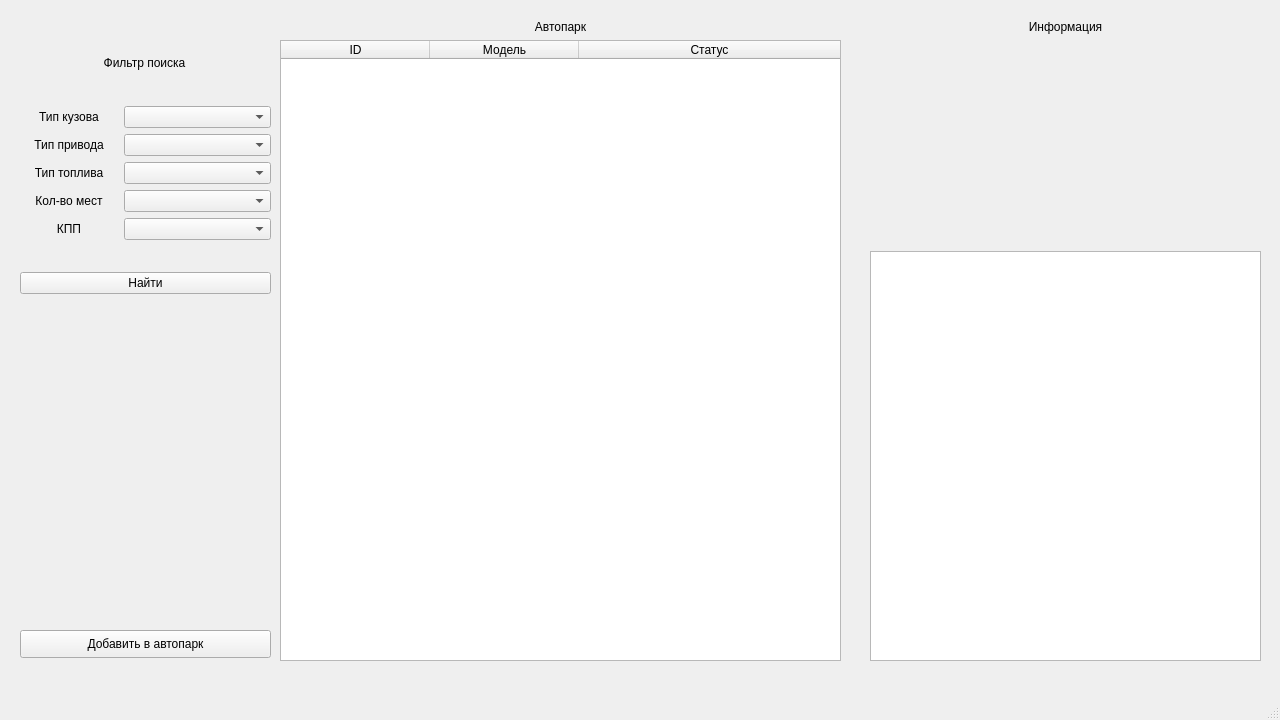
Before: the Qt Designer form app/xml/main_window.ui in dvraklanov/RentaCar, drawn with Qt 5.
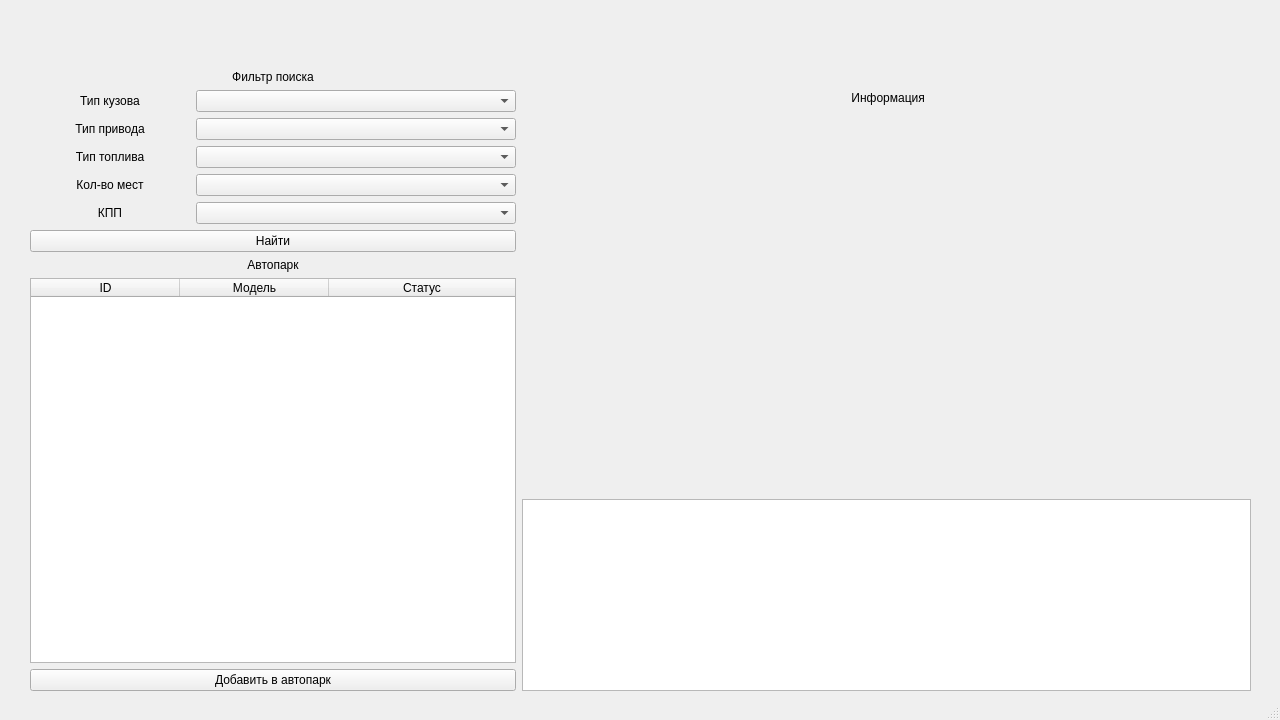
After: the same form once the commit is applied.

The edit to the form file:
```diff
--- a/app/xml/main_window.ui
+++ b/app/xml/main_window.ui
@@ -10,34 +10,147 @@
     <height>720</height>
    </rect>
   </property>
+  <property name="minimumSize">
+   <size>
+    <width>1280</width>
+    <height>720</height>
+   </size>
+  </property>
+  <property name="maximumSize">
+   <size>
+    <width>1280</width>
+    <height>720</height>
+   </size>
+  </property>
   <property name="windowTitle">
    <string>MainWindow</string>
   </property>
   <widget class="QWidget" name="centralwidget">
-   <widget class="QWidget" name="verticalLayoutWidget_2">
+   <widget class="QWidget" name="horizontalLayoutWidget">
     <property name="geometry">
      <rect>
-      <x>280</x>
-      <y>20</y>
-      <width>561</width>
-      <height>641</height>
+      <x>30</x>
+      <y>70</y>
+      <width>1221</width>
+      <height>621</height>
      </rect>
     </property>
-    <layout class="QVBoxLayout" name="verticalLayout_2">
+    <layout class="QHBoxLayout" name="horizontalLayout" stretch="6,9">
      <item>
-      <widget class="QLabel" name="label">
+      <layout class="QGridLayout" name="gridLayout_2">
+       <item row="0" column="0">
+        <widget class="QLabel" name="label_10">
        <property name="styleSheet">
         <string notr="true">font: 14pt &quot;Segoe UI&quot;;</string>
        </property>
        <property name="text">
-        <string>Автопарк</string>
+          <string>Фильтр поиска</string>
        </property>
        <property name="alignment">
         <set>Qt::AlignCenter</set>
        </property>
       </widget>
      </item>
+       <item row="1" column="0">
+        <layout class="QGridLayout" name="gridLayout" columnstretch="2,4">
+         <item row="7" column="0">
+          <widget class="QLabel" name="gearbox_type_l">
+           <property name="text">
+            <string>КПП</string>
+           </property>
+           <property name="alignment">
+            <set>Qt::AlignCenter</set>
+           </property>
+          </widget>
+         </item>
+         <item row="4" column="0">
+          <widget class="QLabel" name="wheel_drive_l">
+           <property name="text">
+            <string>Тип привода</string>
+           </property>
+           <property name="alignment">
+            <set>Qt::AlignCenter</set>
+           </property>
+          </widget>
+         </item>
+         <item row="7" column="1">
+          <widget class="QComboBox" name="gearbox_type_v">
      <item>
+            <property name="text">
+             <string/>
+            </property>
+           </item>
+          </widget>
+         </item>
+         <item row="3" column="0">
+          <widget class="QLabel" name="body_type_l">
+           <property name="text">
+            <string>Тип кузова</string>
+           </property>
+           <property name="alignment">
+            <set>Qt::AlignCenter</set>
+           </property>
+          </widget>
+         </item>
+         <item row="6" column="0">
+          <widget class="QLabel" name="n_seat_l">
+           <property name="text">
+            <string>Кол-во мест</string>
+           </property>
+           <property name="alignment">
+            <set>Qt::AlignCenter</set>
+           </property>
+          </widget>
+         </item>
+         <item row="6" column="1">
+          <widget class="QComboBox" name="n_seat_v">
+           <item>
+            <property name="text">
+             <string/>
+            </property>
+           </item>
+          </widget>
+         </item>
+         <item row="3" column="1">
+          <widget class="QComboBox" name="body_type_v">
+           <item>
+            <property name="text">
+             <string/>
+            </property>
+           </item>
+          </widget>
+         </item>
+         <item row="5" column="1">
+          <widget class="QComboBox" name="fuel_type_v">
+           <item>
+            <property name="text">
+             <string/>
+            </property>
+           </item>
+          </widget>
+         </item>
+         <item row="4" column="1">
+          <widget class="QComboBox" name="wheel_drive_v">
+           <item>
+            <property name="text">
+             <string/>
+            </property>
+           </item>
+          </widget>
+         </item>
+         <item row="5" column="0">
+          <widget class="QLabel" name="fuel_type_l">
+           <property name="text">
+            <string>Тип топлива</string>
+           </property>
+           <property name="alignment">
+            <set>Qt::AlignCenter</set>
+           </property>
+          </widget>
+         </item>
+        </layout>
+       </item>
+       <item row="4" column="0">
       <widget class="QTableWidget" name="veh_table">
        <property name="tabletTracking">
         <bool>false</bool>
@@ -92,25 +205,44 @@
        </column>
       </widget>
      </item>
-    </layout>
-   </widget>
-   <widget class="QWidget" name="verticalLayoutWidget_3">
-    <property name="geometry">
-     <rect>
-      <x>870</x>
-      <y>20</y>
-      <width>391</width>
-      <height>641</height>
-     </rect>
-    </property>
-    <layout class="QVBoxLayout" name="verticalLayout_3" stretch="1,15,30">
+       <item row="3" column="0">
+        <widget class="QLabel" name="label">
+         <property name="styleSheet">
+          <string notr="true">font: 14pt &quot;Segoe UI&quot;;</string>
+         </property>
+         <property name="text">
+          <string>Автопарк</string>
+         </property>
+         <property name="alignment">
+          <set>Qt::AlignCenter</set>
+         </property>
+        </widget>
+       </item>
+       <item row="5" column="0">
+        <widget class="QPushButton" name="add_veh_btn">
+         <property name="text">
+          <string>Добавить в автопарк</string>
+         </property>
+        </widget>
+       </item>
+       <item row="2" column="0">
+        <widget class="QPushButton" name="find_btn">
+         <property name="text">
+          <string>Найти</string>
+         </property>
+        </widget>
+       </item>
+      </layout>
+     </item>
      <item>
-      <widget class="QLabel" name="label_2">
+      <layout class="QVBoxLayout" name="verticalLayout" stretch="1,10">
+       <item>
+        <widget class="QLabel" name="label_11">
        <property name="styleSheet">
         <string notr="true">font: 14pt &quot;Segoe UI&quot;;</string>
        </property>
        <property name="text">
-        <string>Информация</string>
+          <string> Информация</string>
        </property>
        <property name="alignment">
         <set>Qt::AlignCenter</set>
@@ -118,7 +250,46 @@
       </widget>
      </item>
      <item>
-      <widget class="QWidget" name="widget" native="true"/>
+        <layout class="QVBoxLayout" name="verticalLayout_2" stretch="3,0">
+         <item>
+          <layout class="QHBoxLayout" name="horizontalLayout_2" stretch="1,4,1">
+           <item>
+            <spacer name="horizontalSpacer">
+             <property name="orientation">
+              <enum>Qt::Horizontal</enum>
+             </property>
+             <property name="sizeType">
+              <enum>QSizePolicy::Expanding</enum>
+             </property>
+             <property name="sizeHint" stdset="0">
+              <size>
+               <width>40</width>
+               <height>20</height>
+              </size>
+             </property>
+            </spacer>
+           </item>
+           <item>
+            <widget class="QLabel" name="img_box">
+             <property name="text">
+              <string/>
+             </property>
+            </widget>
+           </item>
+           <item>
+            <spacer name="horizontalSpacer_2">
+             <property name="orientation">
+              <enum>Qt::Horizontal</enum>
+             </property>
+             <property name="sizeHint" stdset="0">
+              <size>
+               <width>40</width>
+               <height>20</height>
+              </size>
+             </property>
+            </spacer>
+           </item>
+          </layout>
      </item>
      <item>
       <widget class="QTableWidget" name="spec_table">
@@ -126,7 +297,7 @@
         <bool>false</bool>
        </attribute>
        <attribute name="horizontalHeaderDefaultSectionSize">
-        <number>190</number>
+            <number>60</number>
        </attribute>
        <attribute name="horizontalHeaderStretchLastSection">
         <bool>true</bool>
@@ -147,157 +318,11 @@
       </widget>
      </item>
     </layout>
-   </widget>
-   <widget class="QLabel" name="label_10">
-    <property name="geometry">
-     <rect>
-      <x>20</x>
-      <y>50</y>
-      <width>249</width>
-      <height>25</height>
-     </rect>
-    </property>
-    <property name="styleSheet">
-     <string notr="true">font: 14pt &quot;Segoe UI&quot;;</string>
-    </property>
-    <property name="text">
-     <string>Фильтр поиска</string>
-    </property>
-    <property name="alignment">
-     <set>Qt::AlignCenter</set>
-    </property>
-   </widget>
-   <widget class="QWidget" name="verticalLayoutWidget">
-    <property name="geometry">
-     <rect>
-      <x>20</x>
-      <y>80</y>
-      <width>251</width>
-      <height>241</height>
-     </rect>
-    </property>
-    <layout class="QVBoxLayout" name="verticalLayout">
-     <item>
-      <layout class="QGridLayout" name="gridLayout" columnstretch="2,3">
-       <item row="1" column="0">
-        <widget class="QLabel" name="wheel_drive_l">
-         <property name="text">
-          <string>Тип привода</string>
-         </property>
-         <property name="alignment">
-          <set>Qt::AlignCenter</set>
-         </property>
-        </widget>
        </item>
-       <item row="4" column="0">
-        <widget class="QLabel" name="gearbox_type_l">
-         <property name="text">
-          <string>КПП</string>
-         </property>
-         <property name="alignment">
-          <set>Qt::AlignCenter</set>
-         </property>
-        </widget>
-       </item>
-       <item row="3" column="0">
-        <widget class="QLabel" name="n_seat_l">
-         <property name="text">
-          <string>Кол-во мест</string>
-         </property>
-         <property name="alignment">
-          <set>Qt::AlignCenter</set>
-         </property>
-        </widget>
-       </item>
-       <item row="4" column="1">
-        <widget class="QComboBox" name="gearbox_type_v">
-         <item>
-          <property name="text">
-           <string/>
-          </property>
-         </item>
-        </widget>
-       </item>
-       <item row="0" column="1">
-        <widget class="QComboBox" name="body_type_v">
-         <item>
-          <property name="text">
-           <string/>
-          </property>
-         </item>
-        </widget>
-       </item>
-       <item row="3" column="1">
-        <widget class="QComboBox" name="n_seat_v">
-         <item>
-          <property name="text">
-           <string/>
-          </property>
-         </item>
-        </widget>
-       </item>
-       <item row="0" column="0">
-        <widget class="QLabel" name="body_type_l">
-         <property name="text">
-          <string>Тип кузова</string>
-         </property>
-         <property name="alignment">
-          <set>Qt::AlignCenter</set>
-         </property>
-        </widget>
-       </item>
-       <item row="2" column="1">
-        <widget class="QComboBox" name="fuel_type_v">
-         <item>
-          <property name="text">
-           <string/>
-          </property>
-         </item>
-        </widget>
-       </item>
-       <item row="2" column="0">
-        <widget class="QLabel" name="fuel_type_l">
-         <property name="text">
-          <string>Тип топлива</string>
-         </property>
-         <property name="alignment">
-          <set>Qt::AlignCenter</set>
-         </property>
-        </widget>
-       </item>
-       <item row="1" column="1">
-        <widget class="QComboBox" name="wheel_drive_v">
-         <item>
-          <property name="text">
-           <string/>
-          </property>
-         </item>
-        </widget>
-       </item>
       </layout>
      </item>
-     <item>
-      <widget class="QPushButton" name="find_btn">
-       <property name="text">
-        <string>Найти</string>
-       </property>
-      </widget>
-     </item>
     </layout>
    </widget>
-   <widget class="QPushButton" name="add_veh_btn">
-    <property name="geometry">
-     <rect>
-      <x>20</x>
-      <y>630</y>
-      <width>251</width>
-      <height>28</height>
-     </rect>
-    </property>
-    <property name="text">
-     <string>Добавить в автопарк</string>
-    </property>
-   </widget>
   </widget>
   <widget class="QStatusBar" name="statusbar"/>
  </widget>
```
Lines whose indentation alone changed are shown as unchanged.
